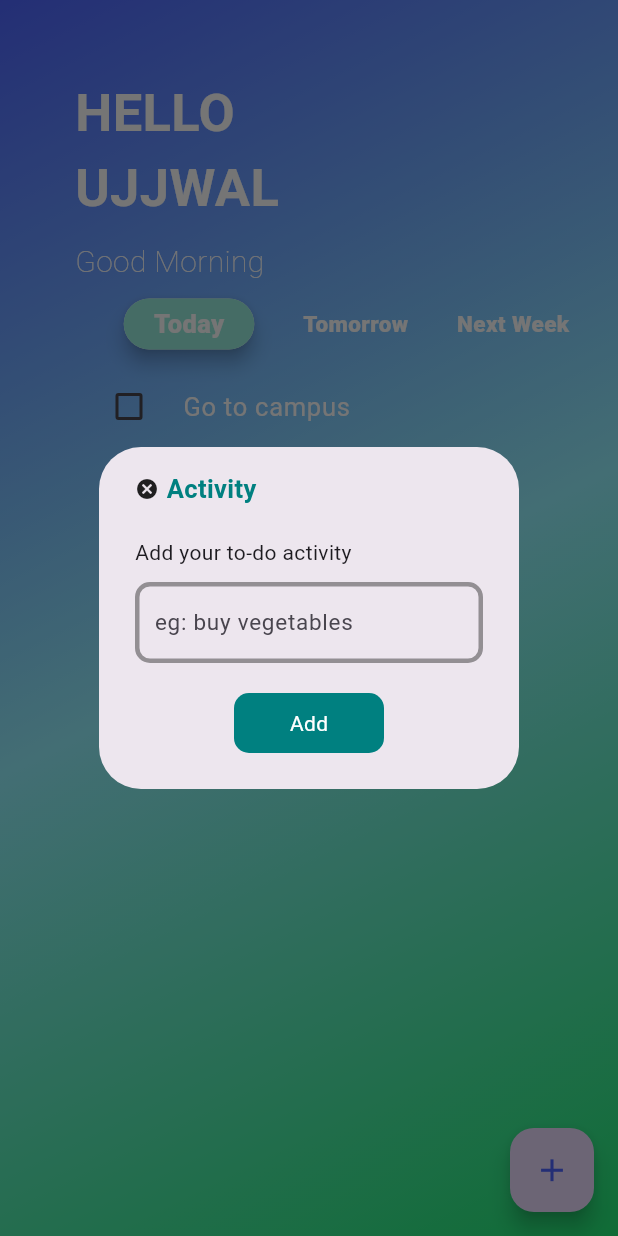
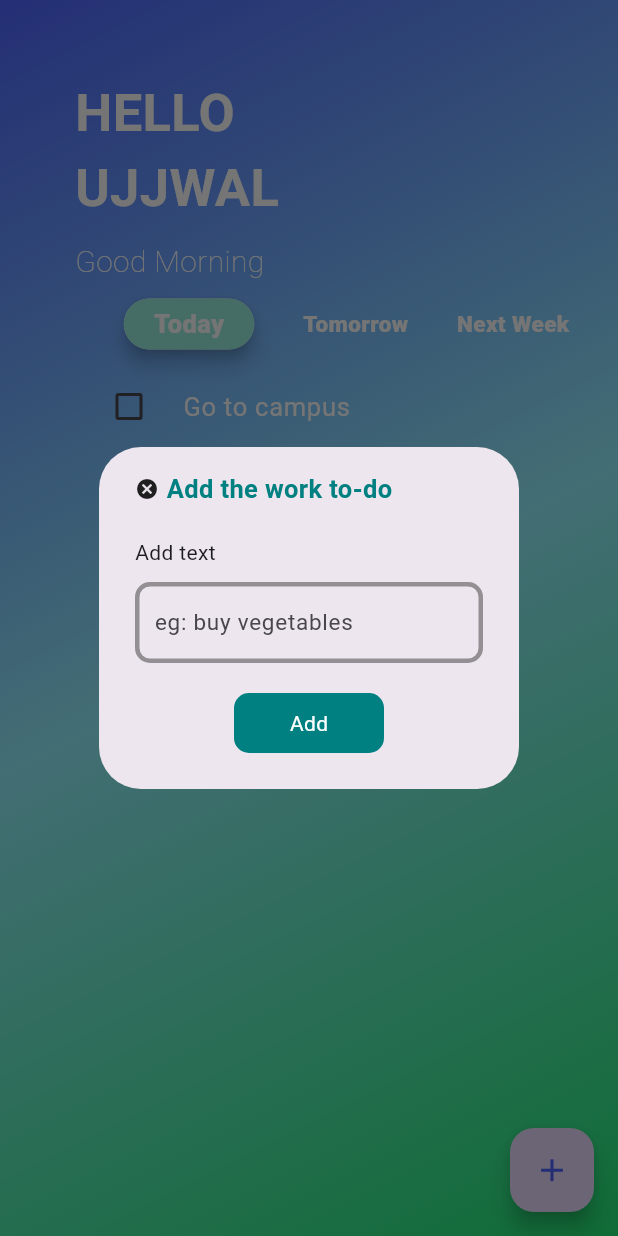
Before and after one commit to CaptainNayan199/Flutter-New-Projects, a Flutter app: the screen it shows after launch, after a tap on the "add" icon, on a phone screen of 412 x 824 dp. Run offline on Flutter 3.47's test engine with Material 3 defaults, Android fonts, the light colour scheme and no system bars; our stand-ins replace cloud_firestore, firebase_core; accounts and stored records are empty.

```diff
--- a/todo_app/lib/pages/home.dart
+++ b/todo_app/lib/pages/home.dart
@@ -219,7 +219,7 @@ class _HomeState extends State<Home> {
                         width: 5.0,
                       ),
                       Text(
-                        "Activity",
+                        "Add the work to-do",
                         style: TextStyle(
                           color: Color(0xFF008080),
                           fontWeight: FontWeight.bold,
@@ -231,7 +231,7 @@ class _HomeState extends State<Home> {
                   SizedBox(
                     height: 20.0,
                   ),
-                  Text("Add your to-do activity"),
+                  Text("Add text"),
                   SizedBox(
                     height: 10.0,
                   ),
```
Also changed, not shown: todo_app/lib/service/database.dart (added, +7 -0 lines).
